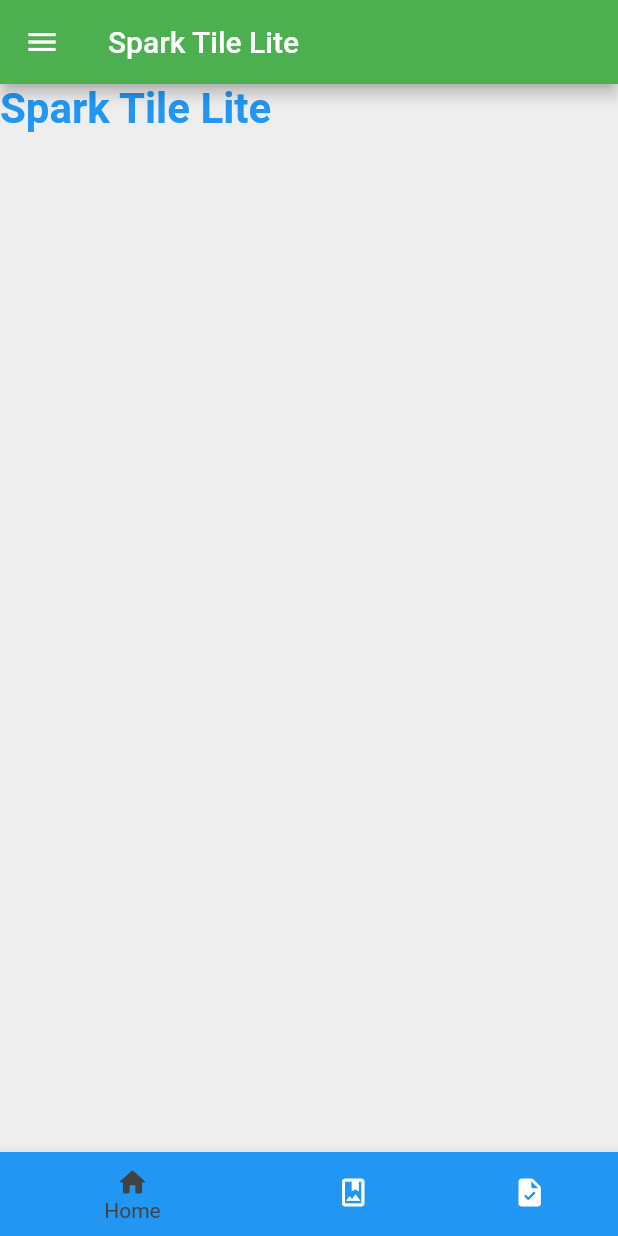
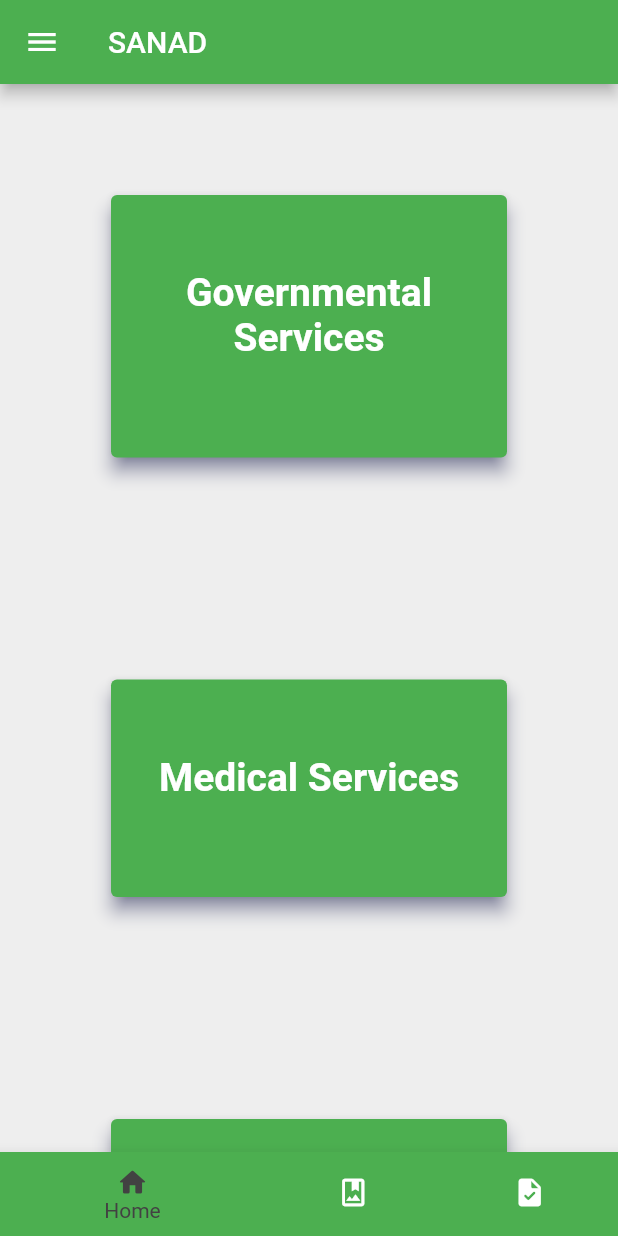
Before and after one commit to EyadOraby/grad, a Flutter app: the TemplatePage screen opened directly, in the side drawer, after a tap on "Home", on a phone screen of 412 x 824 dp. Run offline on Flutter 3.47's test engine with Material 2 defaults, Android fonts, the phone set to English and light mode, and no system bars; our stand-ins replace shared_preferences; missing offline and left inert: future_loading_dialog; accounts and stored records are empty.

Commit message:
Second Commit

```diff
--- a/lib/views/pages/home_page.dart
+++ b/lib/views/pages/home_page.dart
@@ -118,12 +118,103 @@ class _HomePageState extends State<HomePage> {
           ],
         ),
       ),
-      appBarTitle: 'Spark Tile Lite',
+      appBarTitle: 'SANAD',
       index: 0,
-      body: Text(
-        'Spark Tile Lite',
-        style: TextStyle(
-            color: Colors.blue, fontSize: 28, fontWeight: FontWeight.bold),
+      body: SingleChildScrollView(
+        child: Column(
+          children: [
+            Padding(
+              padding: const EdgeInsets.all(70.0),
+              child: Card(
+                elevation: 5,
+                color: Colors.green,
+                shadowColor: Colors.indigo.shade900,
+                child: Padding(
+                  padding: const EdgeInsets.fromLTRB(10, 50, 10, 50),
+                  child: Column(
+                    crossAxisAlignment: CrossAxisAlignment.stretch,
+                    children: [
+                      RichText(
+                          textAlign: TextAlign.center,
+                          text: TextSpan(children: [
+                            TextSpan(
+                              text: 'Governmental Services',
+                              style: TextStyle(
+                                  color: Colors.white,
+                                  fontWeight: FontWeight.bold,
+                                  fontSize: 26),
+                            ),
+                          ])),
+                      const SizedBox(
+                        height: 15,
+                      )
+                    ],
+                  ),
+                ),
+              ),
+            ),
+            Padding(
+              padding: const EdgeInsets.all(70.0),
+              child: Card(
+                elevation: 5,
+                color: Colors.green,
+                shadowColor: Colors.indigo.shade900,
+                child: Padding(
+                  padding: const EdgeInsets.fromLTRB(10, 50, 10, 50),
+                  child: Column(
+                    crossAxisAlignment: CrossAxisAlignment.stretch,
+                    children: [
+                      RichText(
+                          textAlign: TextAlign.center,
+                          text: TextSpan(children: [
+                            TextSpan(
+                              text: 'Medical Services',
+                              style: TextStyle(
+                                  color: Colors.white,
+                                  fontWeight: FontWeight.bold,
+                                  fontSize: 26),
+                            ),
+                          ])),
+                      const SizedBox(
+                        height: 15,
+                      )
+                    ],
+                  ),
+                ),
+              ),
+            ),
+            Padding(
+              padding: const EdgeInsets.all(70.0),
+              child: Card(
+                elevation: 5,
+                color: Colors.green,
+                shadowColor: Colors.indigo.shade900,
+                child: Padding(
+                  padding: const EdgeInsets.fromLTRB(10, 50, 10, 50),
+                  child: Column(
+                    crossAxisAlignment: CrossAxisAlignment.stretch,
+                    children: [
+                      RichText(
+                          textAlign: TextAlign.center,
+                          text: TextSpan(children: [
+                            TextSpan(
+                              text: 'Job Services',
+                              style: TextStyle(
+                                  color: Colors.white,
+                                  fontWeight: FontWeight.bold,
+                                  fontSize: 26),
+                            ),
+                          ])),
+                      const SizedBox(
+                        height: 15,
+                      )
+                    ],
+                  ),
+                ),
+              ),
+            ),
+          ],
+        ),
       ),
       // body: _postController.postsList == null
       //     ? const Center(
--- a/lib/views/widgets/bottom_nav_bar_widget.dart
+++ b/lib/views/widgets/bottom_nav_bar_widget.dart
@@ -30,15 +30,15 @@ class _BottomNavBarState extends State<BottomNavBar> {
         BottomNavigationBarItem(
             icon: Icon(Icons.home_rounded),
             label: 'Home',
-            backgroundColor: Colors.blue),
+            backgroundColor: Colors.green),
         BottomNavigationBarItem(
             icon: Icon(Icons.photo_album_outlined),
             label: 'Albums',
-            backgroundColor: Colors.blue),
+            backgroundColor: Colors.green),
         BottomNavigationBarItem(
             icon: Icon(Icons.task_rounded),
             label: 'ToDo',
-            backgroundColor: Colors.blue),
+            backgroundColor: Colors.green),
       ],
       type: BottomNavigationBarType.shifting,
       selectedItemColor: Colors.grey.shade800,
--- a/lib/views/widgets/template.dart
+++ b/lib/views/widgets/template.dart
@@ -50,7 +50,7 @@ class TemplatePage extends StatelessWidget {
                           crossAxisAlignment: CrossAxisAlignment.stretch,
                           children: [
                             Container(
-                              color: Colors.blue.shade200,
+                              color: Colors.green.shade200,
                               height: 60,
                               child: Row(
                                 children: [
```
Also changed, not shown: 1 other file.
